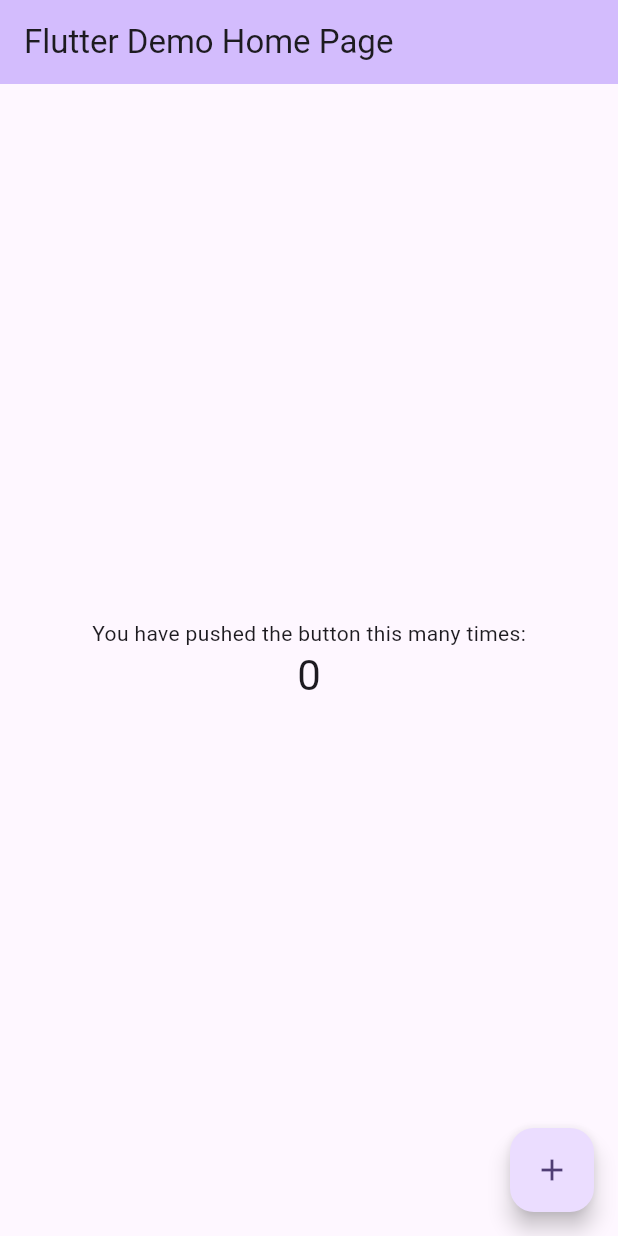
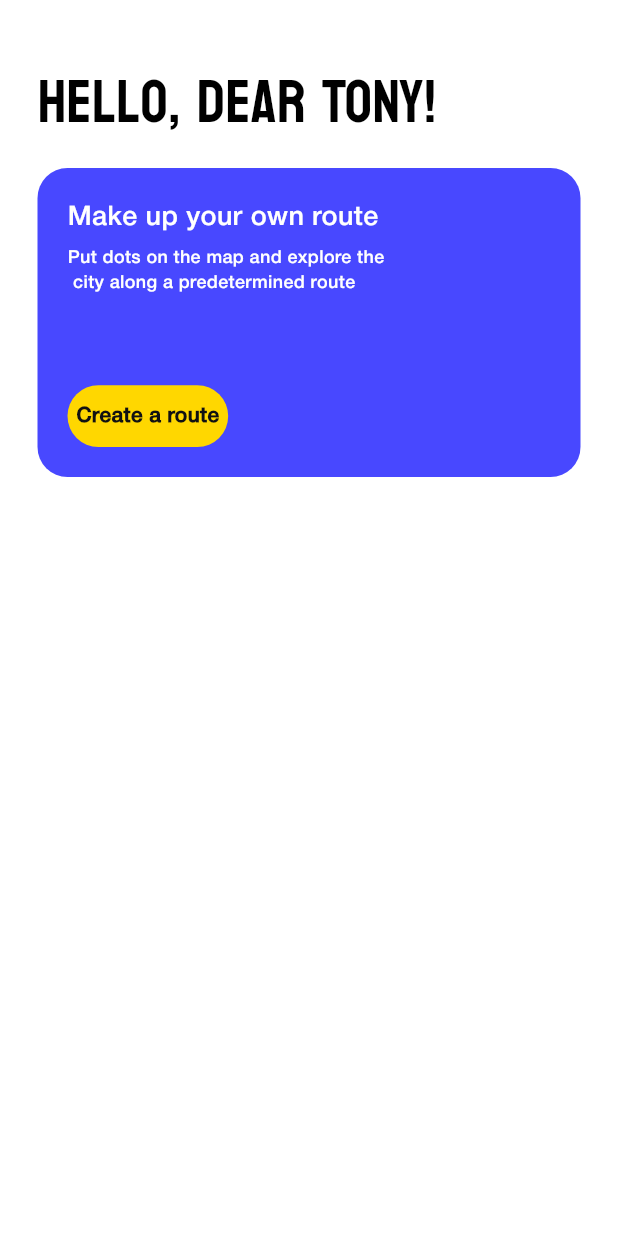
Before and after one commit to patt2005/way-to-bed-steben, a Flutter app: the screen it shows after launch, on a phone screen of 412 x 824 dp. Run offline on Flutter 3.47's test engine with Material 3 defaults, Android fonts, the phone set to English and light mode, and no system bars.

Commit message:
prima pagina

```diff
--- /dev/null
+++ b/lib/home.page.dart
@@ -0,0 +1,99 @@
+import 'package:flutter/material.dart';
+import 'package:way_to_bed_steben/utils/utils.dart';
+
+class Homepage extends StatefulWidget {
+  const Homepage({super.key});
+
+  @override
+  State<Homepage> createState() => _HomepageState();
+}
+
+class _HomepageState extends State<Homepage> {
+  @override
+  Widget build(BuildContext context) {
+    final size = MediaQuery.of(context).size;
+
+    return Scaffold(
+      backgroundColor: Colors.white,
+      body: SafeArea(
+        child: Padding(
+          padding: const EdgeInsets.all(25.0),
+          child: Column(
+            mainAxisAlignment: MainAxisAlignment.start,
+            crossAxisAlignment: CrossAxisAlignment.start,
+            children: [
+              const SizedBox(height: 15),
+              Text(
+                "Hello, dear Tony!",
+                style: TextStyle(
+                  fontSize: 40,
+                  fontFamily: "Bayon",
+                  color: ktext,
+                ),
+                textAlign: TextAlign.start,
+              ),
+              const SizedBox(height: 15),
+              Container(
+                decoration: BoxDecoration(
+                  color: kBackGround,
+                  borderRadius: BorderRadius.circular(20),
+                ),
+                alignment: Alignment.topLeft,
+                width: double.infinity,
+                height: size.height * 0.25,
+                child: Padding(
+                  padding: const EdgeInsets.all(20.0),
+                  child: Stack(
+                    children: [
+                      const Column(
+                        mainAxisAlignment: MainAxisAlignment.start,
+                        crossAxisAlignment: CrossAxisAlignment.start,
+                        children: [
+                          Text(
+                            "Make up your own route",
+                            style: TextStyle(
+                                fontSize: 18,
+                                color: Colors.white,
+                                fontFamily: "Helvetica Neue"),
+                          ),
+                          SizedBox(height: 5),
+                          Text(
+                            "Put dots on the map and explore the \n city along a predetermined route",
+                            style: TextStyle(
+                                fontSize: 12,
+                                color: Colors.white,
+                                fontFamily: "Helvetica Neue"),
+                          ),
+                        ],
+                      ),
+                      Align(
+                        alignment: Alignment.bottomLeft,
+                        child: Container(
+                          decoration: BoxDecoration(
+                            color: kbuton,
+                            borderRadius: BorderRadius.circular(50),
+                          ),
+                          alignment: Alignment.center,
+                          width: size.width * 0.26,
+                          height: size.height * 0.05,
+                          child: Text(
+                            "Create a route",
+                            style: TextStyle(
+                                fontSize: 14,
+                                fontFamily: "Helvetica Neue",
+                                color: ktext2,
+                                fontWeight: FontWeight.bold),
+                          ),
+                        ),
+                      ),
+                    ],
+                  ),
+                ),
+              ),
+            ],
+          ),
+        ),
+      ),
+    );
+  }
+}
--- a/lib/main.dart
+++ b/lib/main.dart
@@ -1,4 +1,5 @@
 import 'package:flutter/material.dart';
+import 'package:way_to_bed_steben/splash.screen.dart';
 
 void main() {
   runApp(const MyApp());
@@ -7,119 +8,16 @@
 class MyApp extends StatelessWidget {
   const MyApp({super.key});
 
-  // This widget is the root of your application.
   @override
   Widget build(BuildContext context) {
     return MaterialApp(
-      title: 'Flutter Demo',
+      title: 'Flutter Splash screen demo',
+      debugShowCheckedModeBanner: false,
       theme: ThemeData(
-        // This is the theme of your application.
-        //
-        // TRY THIS: Try running your application with "flutter run". You'll see
-        // the application has a purple toolbar. Then, without quitting the app,
-        // try changing the seedColor in the colorScheme below to Colors.green
-        // and then invoke "hot reload" (save your changes or press the "hot
-        // reload" button in a Flutter-supported IDE, or press "r" if you used
-        // the command line to start the app).
-        //
-        // Notice that the counter didn't reset back to zero; the application
-        // state is not lost during the reload. To reset the state, use hot
-        // restart instead.
-        //
-        // This works for code too, not just values: Most code changes can be
-        // tested with just a hot reload.
-        colorScheme: ColorScheme.fromSeed(seedColor: Colors.deepPurple),
+        colorScheme: ColorScheme.fromSeed(seedColor: Colors.black),
         useMaterial3: true,
       ),
-      home: const MyHomePage(title: 'Flutter Demo Home Page'),
+      home: const Splashscreen(),
     );
   }
 }
-
-class MyHomePage extends StatefulWidget {
-  const MyHomePage({super.key, required this.title});
-
-  // This widget is the home page of your application. It is stateful, meaning
-  // that it has a State object (defined below) that contains fields that affect
-  // how it looks.
-
-  // This class is the configuration for the state. It holds the values (in this
-  // case the title) provided by the parent (in this case the App widget) and
-  // used by the build method of the State. Fields in a Widget subclass are
-  // always marked "final".
-
-  final String title;
-
-  @override
-  State<MyHomePage> createState() => _MyHomePageState();
-}
-
-class _MyHomePageState extends State<MyHomePage> {
-  int _counter = 0;
-
-  void _incrementCounter() {
-    setState(() {
-      // This call to setState tells the Flutter framework that something has
-      // changed in this State, which causes it to rerun the build method below
-      // so that the display can reflect the updated values. If we changed
-      // _counter without calling setState(), then the build method would not be
-      // called again, and so nothing would appear to happen.
-      _counter++;
-    });
-  }
-
-  @override
-  Widget build(BuildContext context) {
-    // This method is rerun every time setState is called, for instance as done
-    // by the _incrementCounter method above.
-    //
-    // The Flutter framework has been optimized to make rerunning build methods
-    // fast, so that you can just rebuild anything that needs updating rather
-    // than having to individually change instances of widgets.
-    return Scaffold(
-      appBar: AppBar(
-        // TRY THIS: Try changing the color here to a specific color (to
-        // Colors.amber, perhaps?) and trigger a hot reload to see the AppBar
-        // change color while the other colors stay the same.
-        backgroundColor: Theme.of(context).colorScheme.inversePrimary,
-        // Here we take the value from the MyHomePage object that was created by
-        // the App.build method, and use it to set our appbar title.
-        title: Text(widget.title),
-      ),
-      body: Center(
-        // Center is a layout widget. It takes a single child and positions it
-        // in the middle of the parent.
-        child: Column(
-          // Column is also a layout widget. It takes a list of children and
-          // arranges them vertically. By default, it sizes itself to fit its
-          // children horizontally, and tries to be as tall as its parent.
-          //
-          // Column has various properties to control how it sizes itself and
-          // how it positions its children. Here we use mainAxisAlignment to
-          // center the children vertically; the main axis here is the vertical
-          // axis because Columns are vertical (the cross axis would be
-          // horizontal).
-          //
-          // TRY THIS: Invoke "debug painting" (choose the "Toggle Debug Paint"
-          // action in the IDE, or press "p" in the console), to see the
-          // wireframe for each widget.
-          mainAxisAlignment: MainAxisAlignment.center,
-          children: <Widget>[
-            const Text(
-              'You have pushed the button this many times:',
-            ),
-            Text(
-              '$_counter',
-              style: Theme.of(context).textTheme.headlineMedium,
-            ),
-          ],
-        ),
-      ),
-      floatingActionButton: FloatingActionButton(
-        onPressed: _incrementCounter,
-        tooltip: 'Increment',
-        child: const Icon(Icons.add),
-      ), // This trailing comma makes auto-formatting nicer for build methods.
-    );
-  }
-}
--- /dev/null
+++ b/lib/utils/utils.dart
@@ -0,0 +1,6 @@
+import 'package:flutter/material.dart';
+
+Color kBackGround = const Color(0xFF4848FF);
+Color kbuton = const Color(0xffFFD700);
+Color ktext = const Color(0xff000000);
+Color ktext2 = const Color(0xff111112);
```
Also changed, not shown: lib/splash.screen.dart (added, +62 -0 lines), pubspec.yaml (+10 -8 lines), fonts/9XUrlJNmn0LPFl-pOhYEd2NJ.ttf (added), fonts/HelveticaNeueMedium.otf (added), images/image (15) 1.png (added), pubspec.lock, 9 other files.
